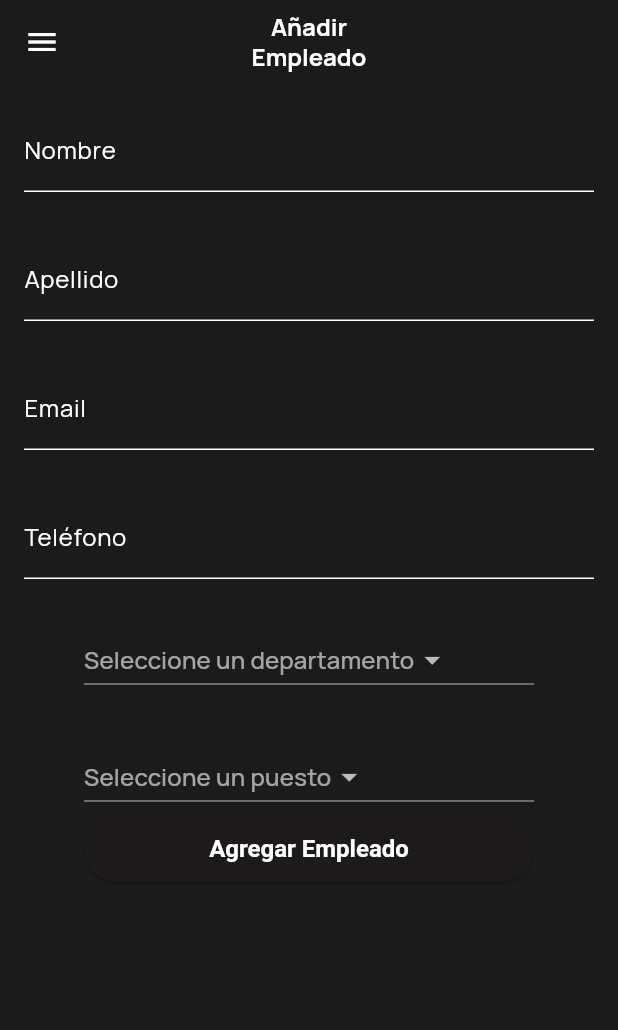
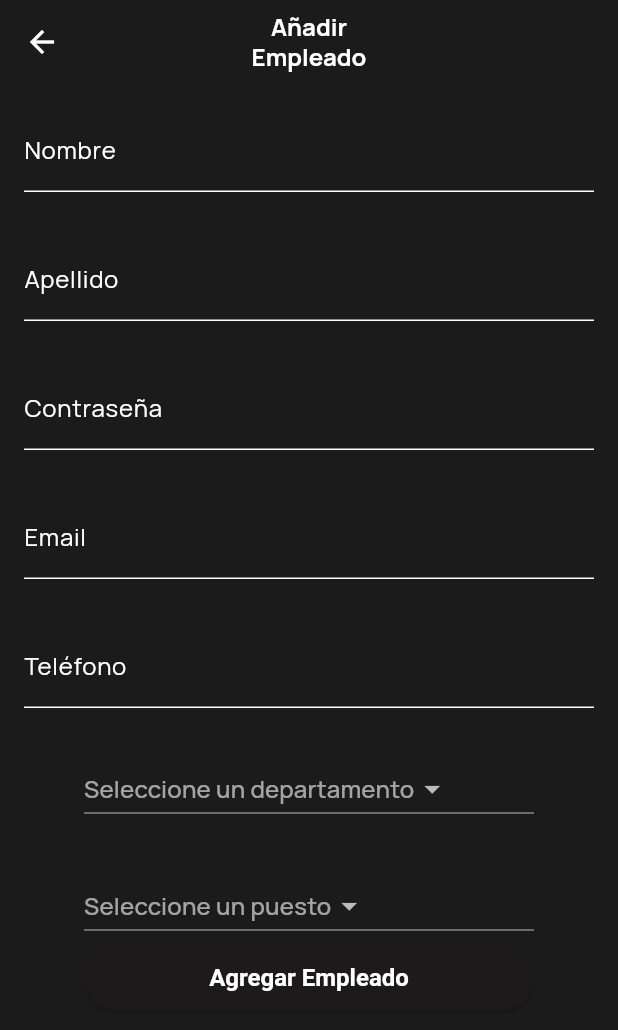
Before and after one commit to 3k0C/rovitApp, a Flutter app: the EmployeeFormScreen screen opened directly, on a phone screen of 412 x 824 dp. Shown: the top 1030 px of the screen. Run offline on Flutter 3.47's test engine with Material 3 defaults, Android fonts, the phone set to English and light mode, and no system bars; our stand-ins replace google_fonts; missing offline and left inert: simple_barcode_scanner; network calls fail.

Commit message:
Fix employee class properties + back arrow button in AppBar

```diff
--- a/lib/models/company_employee.dart
+++ /dev/null
@@ -1,39 +0,0 @@
-class Employee {
-  final String name;
-  final String lastName;
-  final String email;
-  final String phone;
-  final String? department;
-  final String? position;
-
-//metodo constructor
-  Employee({
-    required this.name,
-    required this.lastName,
-    required this.email,
-    required this.phone,
-    this.department,
-    this.position,
-  });
-  // Método para convertir un objeto Employee a JSON
-  Map<String, dynamic> toJson() {
-    return {
-      'name': name,
-      'lastName': lastName,
-      'email': email,
-      'phone': phone,
-      'department': department,
-      'position': position,
-    };
-  }
-factory Employee.fromJson(Map<String, dynamic> json) {
-  return Employee(
-    name: json['name'] ?? '',
-    lastName: json['lastName'] ?? '',
-    email: json['email'] ?? '',
-    phone: json['phone'] ?? '',
-    department: json['department'] ?? '',
-    position: json['position'] ?? '',
-  );
-}
-}
--- /dev/null
+++ b/lib/models/company_employee_model.dart
@@ -0,0 +1,43 @@
+class Employee {
+  final String name;
+  final String last_name;
+  final String password;
+  final String email;
+  final String mobile_phone;
+  final String? job_description;
+  final String? job_department;
+
+//metodo constructor
+  Employee({
+    required this.name,
+    required this.last_name,
+    required this.password,
+    required this.email,
+    required this.mobile_phone,
+    required this.job_description,
+    required this.job_department,
+  });
+  // Método para convertir un objeto Employee a JSON
+  Map<String, dynamic> toJson() {
+    return {
+      'name': name,
+      'lastName': last_name,
+      'password': password,
+      'email': email,
+      'phone': mobile_phone,
+      'job_description': job_description,
+      'job_department': job_department,
+    };
+  }
+factory Employee.fromJson(Map<String, dynamic> json) {
+  return Employee(
+    name: json['name'] ?? '',
+    last_name: json['lastName'] ?? '',
+    password: json['password'] ?? '',
+    email: json['email'] ?? '',
+    mobile_phone: json['phone'] ?? '',
+    job_department: json['job_department'] ?? '',
+    job_description: json['job_description'] ?? '',
+  );
+}
+}
--- /dev/null
+++ b/lib/models/user_model.dart
@@ -0,0 +1,5 @@
+import 'package:flutter/material.dart';
+
+class UserModel {
+
+}
--- a/lib/screens/company/company_create_employee.dart
+++ b/lib/screens/company/company_create_employee.dart
@@ -1,9 +1,8 @@
-import 'dart:convert';
 
 import 'package:flutter/material.dart';
 import 'package:rovit/widgets/rovit_scaffold.dart';
 import 'package:rovit/screens/company/company_employees.dart';
-import 'package:rovit/models/company_employee.dart';
+import 'package:rovit/models/company_employee_model.dart';
 
 class EmployeeFormScreen extends StatefulWidget {
   const EmployeeFormScreen({super.key});
@@ -16,6 +15,7 @@ class _EmployeeFormScreenState extends State<EmployeeFormScreen> {
   final _formKey = GlobalKey<FormState>();
   String _name = '';
   String _lastName = '';
+  String _password = '';
   String _email = '';
   String _phone = '';
   String? _department;
@@ -27,7 +27,7 @@ class _EmployeeFormScreenState extends State<EmployeeFormScreen> {
       if(_position != null && _department != null){
         if (_formKey.currentState!.validate()) {
           _formKey.currentState!.save();
-          final newEmployee = Employee( name: _name, lastName: _lastName, email: _email, phone: _phone, department: _department ?? '', position: _position ?? '', );
+          final newEmployee = Employee( name: _name, last_name: _lastName, password: _password, email: _email, mobile_phone: _phone, job_department: _department ?? '', job_description: _position ?? '', );
           final jsonEmployee = newEmployee.toJson();
           print("🟢 jsonEmployee: $jsonEmployee"); // <- Aquí ves el JSON del nuevo empleado
           _formKey.currentState!.reset();
@@ -77,6 +77,14 @@ class _EmployeeFormScreenState extends State<EmployeeFormScreen> {
                 validator: (value) =>
                     value!.isEmpty ? 'Introduce un apellido' : null,
                 onSaved: (value) => _lastName = value!,
+              ),
+              const SizedBox(height: 30),
+              TextFormField(
+                decoration: InputDecoration(labelText: 'Contraseña'),
+                obscureText: true,
+                validator: (value) =>
+                    value!.isEmpty ? 'Introduce una contraseña' : null,
+                onSaved: (value) => _password = value!,
               ),
               const SizedBox(height: 30),
               TextFormField(
--- a/lib/screens/company/company_employees.dart
+++ b/lib/screens/company/company_employees.dart
@@ -3,7 +3,7 @@ import 'package:rovit/screens/company/company_assign_cards.dart';
 import 'package:rovit/widgets/company_fab.dart';
 import 'package:rovit/widgets/rovit_scaffold.dart';
 import 'package:rovit/screens/company/company_create_employee.dart';
-import 'package:rovit/models/company_employee.dart';
+import 'package:rovit/models/company_employee_model.dart';
 
 import 'dart:convert'; // Para decodificar JSON
 import 'package:http/http.dart' as http;
@@ -112,7 +112,7 @@ void fetchEmployees() async {
                     ),
                     Padding(
                       padding: const EdgeInsets.all(8.0),
-                      child: Text(employee.position!, textAlign: TextAlign.center),
+                      child: Text(employee.job_description!, textAlign: TextAlign.center),
                     ),
                     Padding(
                       padding: const EdgeInsets.all(8.0),
--- a/lib/screens/home.dart
+++ b/lib/screens/home.dart
@@ -8,6 +8,7 @@ import 'package:rovit/widgets/home/company_button_home.dart';
 
 class HomeScreen extends StatelessWidget {
   const HomeScreen({super.key});
+
 
   @override
   Widget build(BuildContext context) {
@@ -22,10 +23,10 @@ class HomeScreen extends StatelessWidget {
             mainAxisAlignment: MainAxisAlignment.center,
           children: [
             SearchBar(
+              controller: TextEditingController(),
               hintText: "Buscar",
               elevation: WidgetStatePropertyAll(10),
               onChanged: (value) {
-                // Handle search logic here
               },
             ),
             const SizedBox(height: 30),
--- a/lib/widgets/rovit_scaffold.dart
+++ b/lib/widgets/rovit_scaffold.dart
@@ -18,12 +18,12 @@ class MyScaffold extends StatelessWidget {
     return Scaffold(
       appBar: AppBar(
         centerTitle: true,
-
         title:Text(
             appBarTitle,
             textAlign: TextAlign.center,
             style: const TextStyle(fontSize: 16, fontWeight: FontWeight.bold,),
           ),
+            leading: Navigator.canPop(context) ? _buildBackArrow(context) : null, // Muestra el botón de retroceso solo si se puede volver atrás
         ),
       body: body,
       drawer: NavigationDrawer(),
@@ -131,3 +131,12 @@ class NavigationDrawer extends StatelessWidget {
         ),
       );
 }
+
+Widget _buildBackArrow(context){
+           return IconButton(
+                icon: const Icon(Icons.arrow_back),
+                onPressed: () {
+                  Navigator.pop(context); // Vuelve a la pantalla anterior
+                },
+              );
+}
```
